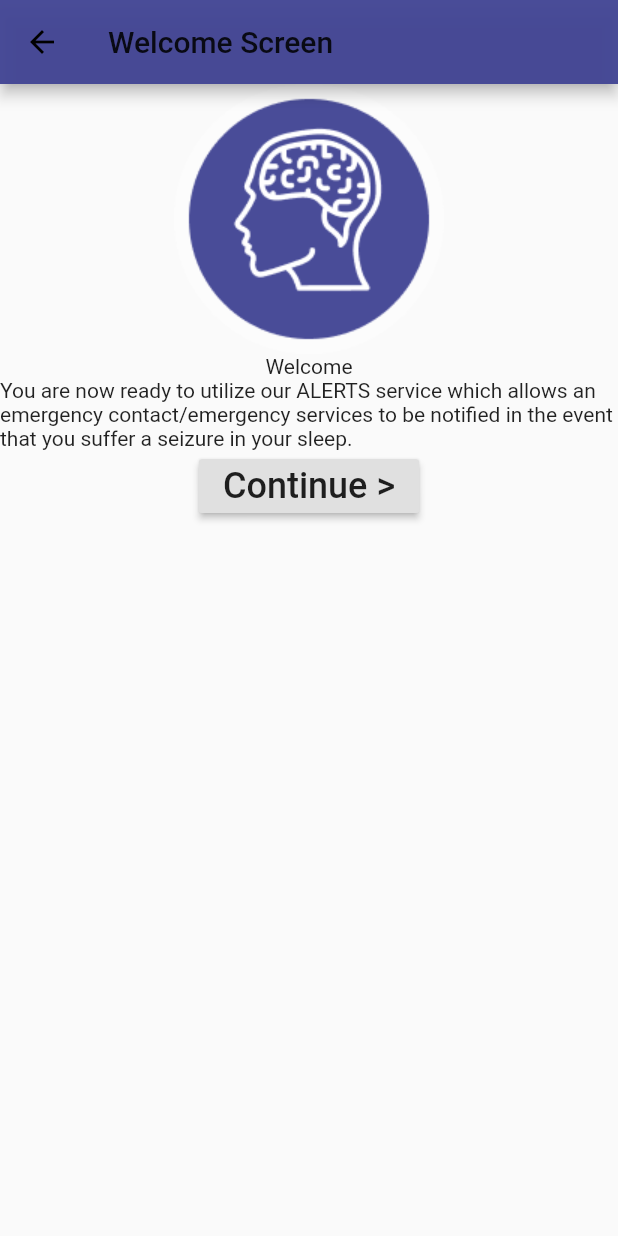
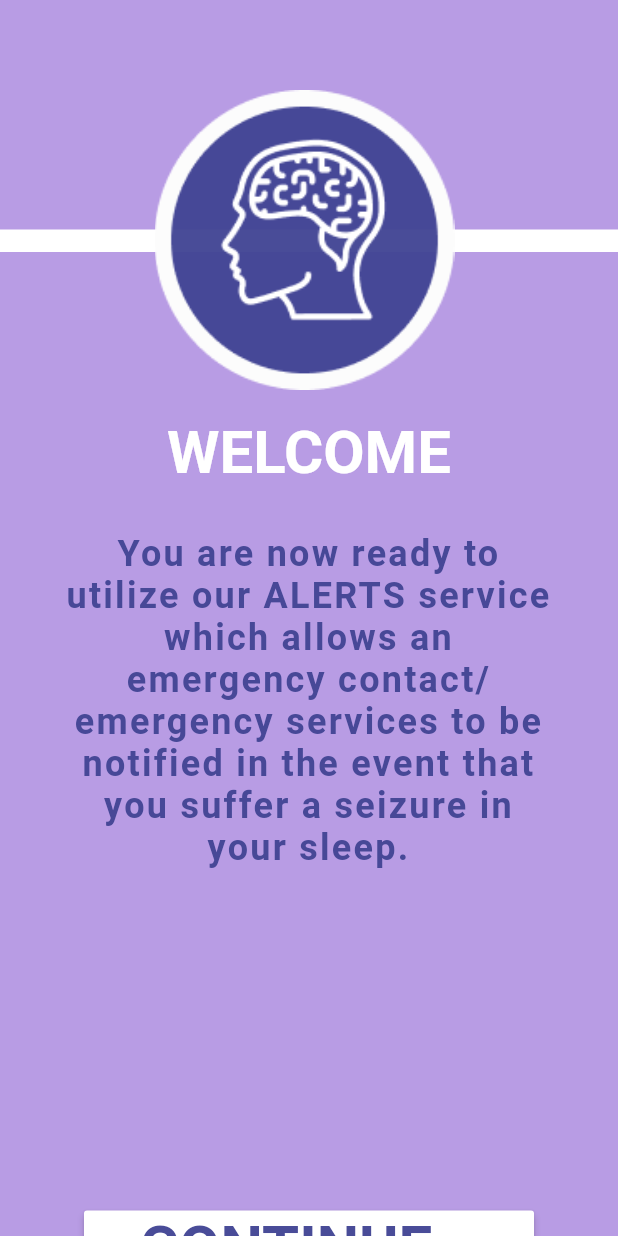
Before and after one commit to varshinees/f19-iot-clock, a Flutter app: the WelcomeScreen screen opened by its route, on a phone screen of 412 x 824 dp. Run offline on Flutter 3.47's test engine with Material 2 defaults, Android fonts, the light colour scheme and no system bars.

Commit message:
styled welcome screen

```diff
--- a/lib/screens/signupScreen.dart
+++ b/lib/screens/signupScreen.dart
@@ -62,6 +62,7 @@ class SignupScreen extends StatelessWidget {
                   child: Text(
                     'SIGN UP',
                     style: TextStyle(
+                      color: Color.fromRGBO(66, 69, 148, 0.96),
                       fontSize: 40,
                       fontWeight: FontWeight.bold,
                     )
--- a/lib/screens/welcomeScreen.dart
+++ b/lib/screens/welcomeScreen.dart
@@ -10,25 +10,91 @@ class WelcomeScreen extends StatelessWidget {
 
 
     return Scaffold(
-      appBar: AppBar(
-        title: Text("Welcome Screen"),
-      ),
+      backgroundColor: Theme.of(context).primaryColor,
       body: Center(
         child: Column(
+          crossAxisAlignment: CrossAxisAlignment.center,
+          mainAxisSize: MainAxisSize.max,
+          // mainAxisAlignment: MainAxisAlignment.end,
           mainAxisAlignment: MainAxisAlignment.start,
           children: <Widget>[
-            Image(image: AssetImage('assets/logo.png')),
-            Text('Welcome'),
-            Text('You are now ready to utilize our ALERTS service which allows an emergency contact/emergency services to be notified in the event that you suffer a seizure in your sleep.'),
-            RaisedButton(
-              onPressed: () {
-                Navigator.pushNamed(context, '/sleep', arguments: args);
-              },
-              child: Text(
-                'Continue >',
-              style: TextStyle(fontSize: 24)
+            Padding(
+              padding: EdgeInsets.fromLTRB(0,60,0,8),
+              child: Stack(
+                children: <Widget>[
+                  Container(
+                    padding: EdgeInsets.fromLTRB(0, 100, 0, 0),
+                    child: DecoratedBox(
+                      decoration: BoxDecoration(
+                        border: Border.all(
+                          color: Colors.white,
+                          width: 8.0,
+                        ),
+                      ),
+                      child: SizedBox(height: 1,width: MediaQuery.of(context).size.width,),
+                    )
+                  ),
+                  Container(
+                    width: 200,
+                    height: 200,
+                    margin: EdgeInsets.only(left: MediaQuery.of(context).size.width/4.0),
+                    decoration: BoxDecoration(
+                      image: DecorationImage(
+                        fit: BoxFit.fill,
+                        image: AssetImage('assets/logo.png'),
+                      ),
+                    ),
+                  )
+                ]
               ),
             ),
+            Container(
+              margin: EdgeInsets.only(top:10,bottom: 10),
+              child: Text(
+                'WELCOME',
+                style: TextStyle(
+                  color: Colors.white,
+                  fontSize: 40,
+                  fontWeight: FontWeight.bold,
+                )
+              ),
+            ),
+            Container(
+              margin: EdgeInsets.fromLTRB(40, 20, 40, 20),
+              child: Text(
+                'You are now ready to utilize our ALERTS service which allows an emergency contact/emergency services to be notified in the event that you suffer a seizure in your sleep.',
+                style: TextStyle(
+                  fontSize: 24,
+                  fontWeight: FontWeight.bold,
+                  letterSpacing: 1.5,
+                  color: Color.fromRGBO(66, 69, 148, 0.96)
+                ),
+                textAlign: TextAlign.center,
+              ),
+            ),
+            Container(
+              padding: EdgeInsets.all(8),
+              margin: EdgeInsets.only(top:200),
+              child: ButtonTheme(
+                minWidth: 300,
+                height: 50,
+
+                buttonColor: Colors.white,
+                child: RaisedButton(
+                  onPressed: () {
+                    Navigator.pushNamed(context, '/sleep',arguments: args);
+                  },
+                  child: Text(
+                    'CONTINUE >',
+                    style: TextStyle(
+                      color: Color.fromRGBO(66, 69, 148, 0.96),
+                      fontSize: 40,
+                      fontWeight: FontWeight.bold,
+                    )
+                  ),
+                )
+              ),
+            )
           ],
         )
       ),
```
